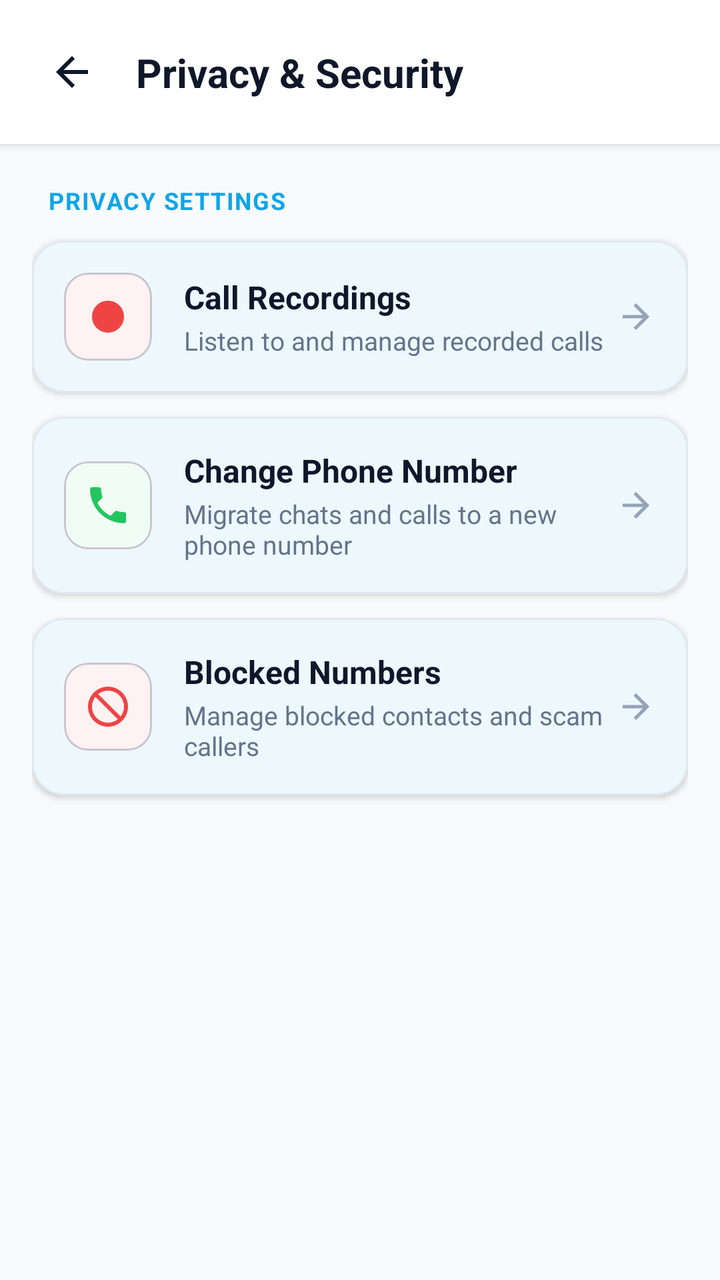
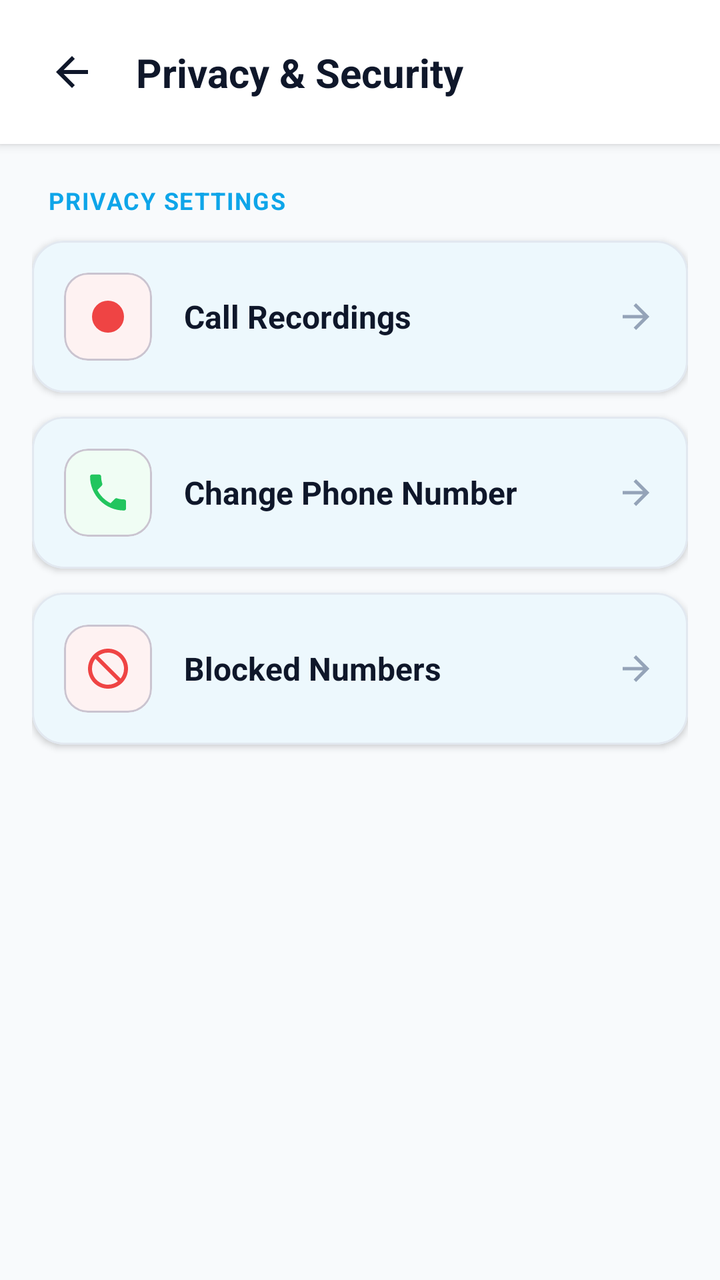

Compare the two renders of this Android layout. The source of the first and the diff that turns it into the second are given below.
<!-- AndroidManifest.xml: activity theme Theme.RealConnect -->
<!-- res/layout/activity_privacy.xml -->
<?xml version="1.0" encoding="utf-8"?>
<androidx.constraintlayout.widget.ConstraintLayout xmlns:android="http://schemas.android.com/apk/res/android"
    xmlns:app="http://schemas.android.com/apk/res-auto"
    xmlns:tools="http://schemas.android.com/tools"
    android:layout_width="match_parent"
    android:layout_height="match_parent"
    android:background="@color/background">

    
    <androidx.constraintlayout.widget.ConstraintLayout
        android:id="@+id/privacy_header"
        android:layout_width="match_parent"
        android:layout_height="wrap_content"
        android:background="@color/surface"
        android:elevation="3dp"
        android:paddingHorizontal="16dp"
        android:paddingTop="16dp"
        android:paddingBottom="16dp"
        app:layout_constraintTop_toTopOf="parent">

        <ImageButton
            android:id="@+id/btn_privacy_back"
            android:layout_width="40dp"
            android:layout_height="40dp"
            android:background="?attr/selectableItemBackgroundBorderless"
            android:contentDescription="Back"
            android:src="@drawable/ic_arrow_back"
            app:layout_constraintBottom_toBottomOf="parent"
            app:layout_constraintStart_toStartOf="parent"
            app:layout_constraintTop_toTopOf="parent"
            app:tint="@color/textColorPrimary" />

        <TextView
            android:id="@+id/text_privacy_title"
            android:layout_width="wrap_content"
            android:layout_height="wrap_content"
            android:layout_marginStart="12dp"
            android:text="Privacy &amp; Security"
            android:textColor="@color/textColorPrimary"
            android:textSize="20sp"
            android:textStyle="bold"
            app:layout_constraintBottom_toBottomOf="parent"
            app:layout_constraintStart_toEndOf="@id/btn_privacy_back"
            app:layout_constraintTop_toTopOf="parent" />

    </androidx.constraintlayout.widget.ConstraintLayout>

    <ScrollView
        android:layout_width="match_parent"
        android:layout_height="0dp"
        app:layout_constraintBottom_toBottomOf="parent"
        app:layout_constraintTop_toBottomOf="@id/privacy_header">

        <LinearLayout
            android:layout_width="match_parent"
            android:layout_height="wrap_content"
            android:orientation="vertical"
            android:paddingHorizontal="16dp"
            android:paddingVertical="20dp">

            <TextView
                android:layout_width="wrap_content"
                android:layout_height="wrap_content"
                android:layout_marginStart="8dp"
                android:layout_marginBottom="12dp"
                android:letterSpacing="0.05"
                android:text="PRIVACY SETTINGS"
                android:textColor="@color/colorPrimary"
                android:textSize="12sp"
                android:textStyle="bold" />

            
            <com.google.android.material.card.MaterialCardView
                android:id="@+id/card_option_recordings"
                android:layout_width="match_parent"
                android:layout_height="wrap_content"
                android:layout_marginBottom="12dp"
                android:clickable="true"
                android:focusable="true"
                app:cardBackgroundColor="#FFFFFF"
                app:cardCornerRadius="16dp"
                app:cardElevation="2dp"
                app:strokeColor="#E2E8F0"
                app:strokeWidth="1dp">

                <LinearLayout
                    android:layout_width="match_parent"
                    android:layout_height="wrap_content"
                    android:gravity="center_vertical"
                    android:orientation="horizontal"
                    android:padding="16dp">

                    <com.google.android.material.card.MaterialCardView
                        android:layout_width="44dp"
                        android:layout_height="44dp"
                        app:cardBackgroundColor="#FEF2F2"
                        app:cardCornerRadius="12dp"
                        app:cardElevation="0dp">

                        <ImageView
                            android:layout_width="24dp"
                            android:layout_height="24dp"
                            android:layout_gravity="center"
                            android:src="@drawable/ic_record"
                            app:tint="#EF4444" />
                    </com.google.android.material.card.MaterialCardView>

                    <LinearLayout
                        android:layout_width="0dp"
                        android:layout_height="wrap_content"
                        android:layout_marginStart="16dp"
                        android:layout_weight="1"
                        android:orientation="vertical">

                        <TextView
                            android:layout_width="wrap_content"
                            android:layout_height="wrap_content"
                            android:text="Call Recordings"
                            android:textColor="@color/textColorPrimary"
                            android:textSize="16sp"
                            android:textStyle="bold" />

                        <TextView
                            android:id="@+id/text_recordings_count"
                            android:layout_width="wrap_content"
                            android:layout_height="wrap_content"
                            android:layout_marginTop="2dp"
                            android:text="Listen to and manage recorded calls"
                            android:textColor="@color/textColorSecondary"
                            android:textSize="13sp" />
                    </LinearLayout>

                    <ImageView
                        android:layout_width="20dp"
                        android:layout_height="20dp"
                        android:src="@drawable/ic_arrow_forward"
                        app:tint="#94A3B8" />
                </LinearLayout>
            </com.google.android.material.card.MaterialCardView>

            
            <com.google.android.material.card.MaterialCardView
                android:id="@+id/card_option_change_phone"
                android:layout_width="match_parent"
                android:layout_height="wrap_content"
                android:layout_marginBottom="12dp"
                android:clickable="true"
                android:focusable="true"
                app:cardBackgroundColor="#FFFFFF"
                app:cardCornerRadius="16dp"
                app:cardElevation="2dp"
                app:strokeColor="#E2E8F0"
                app:strokeWidth="1dp">

                <LinearLayout
                    android:layout_width="match_parent"
                    android:layout_height="wrap_content"
                    android:gravity="center_vertical"
                    android:orientation="horizontal"
                    android:padding="16dp">

                    <com.google.android.material.card.MaterialCardView
                        android:layout_width="44dp"
                        android:layout_height="44dp"
                        app:cardBackgroundColor="#F0FDF4"
                        app:cardCornerRadius="12dp"
                        app:cardElevation="0dp">

                        <ImageView
                            android:layout_width="24dp"
                            android:layout_height="24dp"
                            android:layout_gravity="center"
                            android:src="@drawable/ic_call"
                            app:tint="#22C55E" />
                    </com.google.android.material.card.MaterialCardView>

                    <LinearLayout
                        android:layout_width="0dp"
                        android:layout_height="wrap_content"
                        android:layout_marginStart="16dp"
                        android:layout_weight="1"
                        android:orientation="vertical">

                        <TextView
                            android:layout_width="wrap_content"
                            android:layout_height="wrap_content"
                            android:text="Change Phone Number"
                            android:textColor="@color/textColorPrimary"
                            android:textSize="16sp"
                            android:textStyle="bold" />

                        <TextView
                            android:layout_width="wrap_content"
                            android:layout_height="wrap_content"
                            android:layout_marginTop="2dp"
                            android:text="Migrate chats and calls to a new phone number"
                            android:textColor="@color/textColorSecondary"
                            android:textSize="13sp" />
                    </LinearLayout>

                    <ImageView
                        android:layout_width="20dp"
                        android:layout_height="20dp"
                        android:src="@drawable/ic_arrow_forward"
                        app:tint="#94A3B8" />
                </LinearLayout>
            </com.google.android.material.card.MaterialCardView>

            
            <com.google.android.material.card.MaterialCardView
                android:id="@+id/card_option_blocked_numbers"
                android:layout_width="match_parent"
                android:layout_height="wrap_content"
                android:layout_marginBottom="12dp"
                android:clickable="true"
                android:focusable="true"
                app:cardBackgroundColor="#FFFFFF"
                app:cardCornerRadius="16dp"
                app:cardElevation="2dp"
                app:strokeColor="#E2E8F0"
                app:strokeWidth="1dp">

                <LinearLayout
                    android:layout_width="match_parent"
                    android:layout_height="wrap_content"
                    android:gravity="center_vertical"
                    android:orientation="horizontal"
                    android:padding="16dp">

                    <com.google.android.material.card.MaterialCardView
                        android:layout_width="44dp"
                        android:layout_height="44dp"
                        app:cardBackgroundColor="#FEF2F2"
                        app:cardCornerRadius="12dp"
                        app:cardElevation="0dp">

                        <ImageView
                            android:layout_width="24dp"
                            android:layout_height="24dp"
                            android:layout_gravity="center"
                            android:src="@drawable/ic_block"
                            app:tint="#EF4444" />
                    </com.google.android.material.card.MaterialCardView>

                    <LinearLayout
                        android:layout_width="0dp"
                        android:layout_height="wrap_content"
                        android:layout_marginStart="16dp"
                        android:layout_weight="1"
                        android:orientation="vertical">

                        <TextView
                            android:layout_width="wrap_content"
                            android:layout_height="wrap_content"
                            android:text="Blocked Numbers"
                            android:textColor="@color/textColorPrimary"
                            android:textSize="16sp"
                            android:textStyle="bold" />

                        <TextView
                            android:layout_width="wrap_content"
                            android:layout_height="wrap_content"
                            android:layout_marginTop="2dp"
                            android:text="Manage blocked contacts and scam callers"
                            android:textColor="@color/textColorSecondary"
                            android:textSize="13sp" />
                    </LinearLayout>

                    <ImageView
                        android:layout_width="20dp"
                        android:layout_height="20dp"
                        android:src="@drawable/ic_arrow_forward"
                        app:tint="#94A3B8" />
                </LinearLayout>
            </com.google.android.material.card.MaterialCardView>

        </LinearLayout>
    </ScrollView>

</androidx.constraintlayout.widget.ConstraintLayout>
<!-- resources referenced by this layout -->
<resources>
  <color name="background">#F8FAFC</color>
  <color name="colorPrimary">#0EA5E9</color>
  <color name="surface">#FFFFFF</color>
  <color name="textColorPrimary">#0F172A</color>
  <color name="textColorSecondary">#64748B</color>
  <!-- drawable ic_arrow_back (drawable) -->
  <vector xmlns:android="http://schemas.android.com/apk/res/android"
      android:width="24dp"
      android:height="24dp"
      android:viewportWidth="24"
      android:viewportHeight="24"
      android:tint="?attr/colorControlNormal">
    <path
        android:fillColor="@android:color/white"
        android:pathData="M20,11H7.83l5.59,-5.59L12,4l-8,8 8,8 1.41,-1.41L7.83,13H20v-2z"/>
  </vector>
  <!-- drawable ic_arrow_forward (drawable) -->
  <vector xmlns:android="http://schemas.android.com/apk/res/android"
      android:width="24dp"
      android:height="24dp"
      android:viewportWidth="24"
      android:viewportHeight="24"
      android:tint="?attr/colorControlNormal">
    <path
        android:fillColor="@android:color/white"
        android:pathData="M12,4l-1.41,1.41L16.17,11H4v2h12.17l-5.58,5.59L12,20l8,-8z"/>
  </vector>
  <!-- drawable ic_block (drawable) -->
  <vector xmlns:android="http://schemas.android.com/apk/res/android"
      android:width="24dp"
      android:height="24dp"
      android:viewportWidth="24"
      android:viewportHeight="24">
    <path
        android:fillColor="#EF4444"
        android:pathData="M12,2C6.48,2 2,6.48 2,12s4.48,10 10,10 10,-4.48 10,-10S17.52,2 12,2zm0,18c-4.42,0 -8,-3.58 -8,-8 0,-1.85 0.63,-3.55 1.69,-4.9L16.9,18.31C15.55,19.37 13.85,20 12,20zm6.31,-3.1L7.1,5.69C8.45,4.63 10.15,4 12,4c4.42,0 8,3.58 8,8 0,1.85 -0.63,3.55 -1.69,4.9z"/>
  </vector>
  <!-- drawable ic_call (drawable) -->
  <vector xmlns:android="http://schemas.android.com/apk/res/android"
      android:width="24dp"
      android:height="24dp"
      android:viewportWidth="24"
      android:viewportHeight="24"
      android:tint="?attr/colorControlNormal">
    <path
        android:fillColor="@android:color/white"
        android:pathData="M20.01,15.38c-1.23,0 -2.42,-0.2 -3.53,-0.56a0.977,0.977 0,0 0,-1.01 0.24l-2.2,2.2c-2.83,-1.44 -5.15,-3.75 -6.59,-6.59l2.2,-2.21a0.96,0.96 0,0 0,0.25 -1.01c-0.36,-1.11 -0.55,-2.3 -0.55,-3.53 0,-0.55 -0.45,-1 -1,-1H4.03c-0.55,0 -1,0.45 -1,1 0,9.39 7.61,17 17,17 0.55,0 1,-0.45 1,-1v-3.52c0,-0.55 -0.45,-1 -1,-1z"/>
  </vector>
  <!-- drawable ic_record (drawable) -->
  <vector xmlns:android="http://schemas.android.com/apk/res/android"
      android:width="24dp"
      android:height="24dp"
      android:viewportWidth="24"
      android:viewportHeight="24">
    <path
        android:fillColor="#FF0000"
        android:pathData="M12,12m-8,0a8,8 0,1 1,16 0a8,8 0,1 1,-16 0"/>
  </vector>
  <style name="Theme.RealConnect" parent="Base.Theme.RealConnect" />
  <style name="Base.Theme.RealConnect" parent="Theme.Material3.DayNight.NoActionBar">
          
          <item name="colorPrimary">@color/colorPrimary</item>
          <item name="colorPrimaryVariant">@color/colorPrimaryDark</item>
          <item name="colorOnPrimary">@color/white</item>
          
          <item name="colorSecondary">@color/colorAccent</item>
          <item name="colorOnSecondary">@color/black</item>
  
          
          <item name="android:statusBarColor">@color/background</item>
          <item name="android:windowLightStatusBar">true</item>
  
          
          <item name="android:windowBackground">@color/background</item>
          <item name="colorSurface">@color/surface</item>
          <item name="colorOnSurface">@color/onSurface</item>
      </style>
  <color name="colorPrimaryDark">#0284C7</color>
  <color name="white">#FFFFFF</color>
  <color name="colorAccent">#38BDF8</color>
  <color name="black">#000000</color>
  <color name="onSurface">#0F172A</color>
</resources>

<!-- the commit's change to res/layout/activity_privacy.xml (unified diff, before → after) -->
@@ -105,30 +105,15 @@
                             app:tint="#EF4444" />
                     </com.google.android.material.card.MaterialCardView>
 
-                    <LinearLayout
+                    <TextView
                         android:layout_width="0dp"
                         android:layout_height="wrap_content"
                         android:layout_marginStart="16dp"
                         android:layout_weight="1"
-                        android:orientation="vertical">
-
-                        <TextView
-                            android:layout_width="wrap_content"
-                            android:layout_height="wrap_content"
-                            android:text="Call Recordings"
-                            android:textColor="@color/textColorPrimary"
-                            android:textSize="16sp"
-                            android:textStyle="bold" />
-
-                        <TextView
-                            android:id="@+id/text_recordings_count"
-                            android:layout_width="wrap_content"
-                            android:layout_height="wrap_content"
-                            android:layout_marginTop="2dp"
-                            android:text="Listen to and manage recorded calls"
-                            android:textColor="@color/textColorSecondary"
-                            android:textSize="13sp" />
-                    </LinearLayout>
+                        android:text="Call Recordings"
+                        android:textColor="@color/textColorPrimary"
+                        android:textSize="16sp"
+                        android:textStyle="bold" />
 
                     <ImageView
                         android:layout_width="20dp"
@@ -174,29 +159,15 @@
                             app:tint="#22C55E" />
                     </com.google.android.material.card.MaterialCardView>
 
-                    <LinearLayout
+                    <TextView
                         android:layout_width="0dp"
                         android:layout_height="wrap_content"
                         android:layout_marginStart="16dp"
                         android:layout_weight="1"
-                        android:orientation="vertical">
-
-                        <TextView
-                            android:layout_width="wrap_content"
-                            android:layout_height="wrap_content"
-                            android:text="Change Phone Number"
-                            android:textColor="@color/textColorPrimary"
-                            android:textSize="16sp"
-                            android:textStyle="bold" />
-
-                        <TextView
-                            android:layout_width="wrap_content"
-                            android:layout_height="wrap_content"
-                            android:layout_marginTop="2dp"
-                            android:text="Migrate chats and calls to a new phone number"
-                            android:textColor="@color/textColorSecondary"
-                            android:textSize="13sp" />
-                    </LinearLayout>
+                        android:text="Change Phone Number"
+                        android:textColor="@color/textColorPrimary"
+                        android:textSize="16sp"
+                        android:textStyle="bold" />
 
                     <ImageView
                         android:layout_width="20dp"
@@ -242,29 +213,15 @@
                             app:tint="#EF4444" />
                     </com.google.android.material.card.MaterialCardView>
 
-                    <LinearLayout
+                    <TextView
                         android:layout_width="0dp"
                         android:layout_height="wrap_content"
                         android:layout_marginStart="16dp"
                         android:layout_weight="1"
-                        android:orientation="vertical">
-
-                        <TextView
-                            android:layout_width="wrap_content"
-                            android:layout_height="wrap_content"
-                            android:text="Blocked Numbers"
-                            android:textColor="@color/textColorPrimary"
-                            android:textSize="16sp"
-                            android:textStyle="bold" />
-
-                        <TextView
-                            android:layout_width="wrap_content"
-                            android:layout_height="wrap_content"
-                            android:layout_marginTop="2dp"
-                            android:text="Manage blocked contacts and scam callers"
-                            android:textColor="@color/textColorSecondary"
-                            android:textSize="13sp" />
-                    </LinearLayout>
+                        android:text="Blocked Numbers"
+                        android:textColor="@color/textColorPrimary"
+                        android:textSize="16sp"
+                        android:textStyle="bold" />
 
                     <ImageView
                         android:layout_width="20dp"
<!-- resource entries referenced after the edit -->
@@ -4,7 +4,6 @@
   <color name="colorPrimary">#0EA5E9</color>
   <color name="surface">#FFFFFF</color>
   <color name="textColorPrimary">#0F172A</color>
-  <color name="textColorSecondary">#64748B</color>
   <!-- drawable ic_arrow_back (drawable) -->
   <vector xmlns:android="http://schemas.android.com/apk/res/android"
       android:width="24dp"
